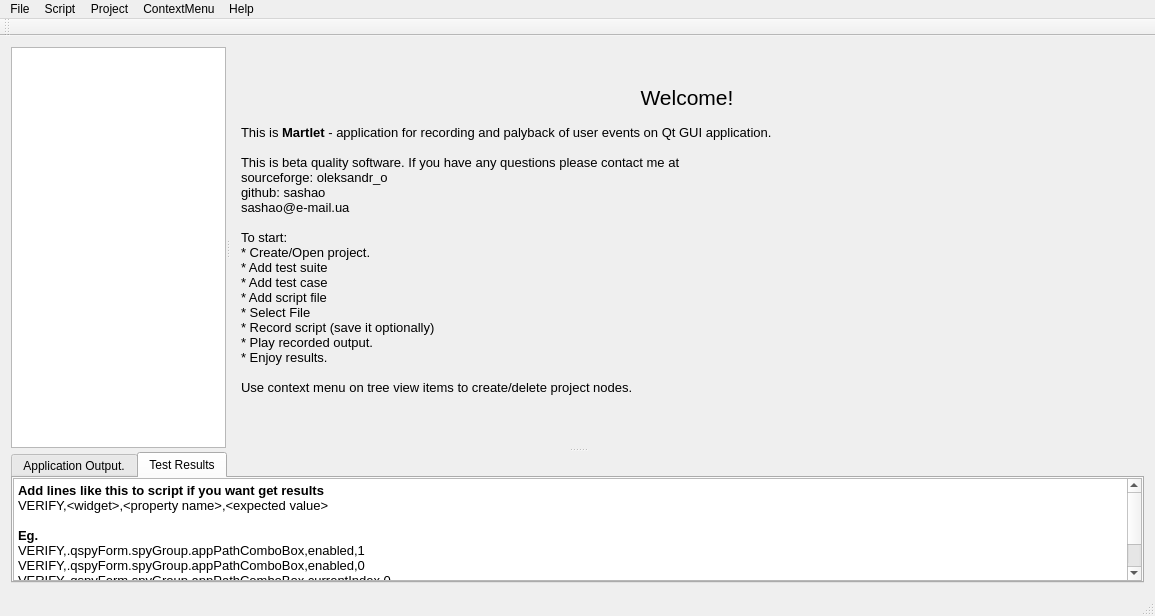
The window that martlet/MartletWindow.ui (sashao/martlet) describes before a commit, drawn with Qt 5.
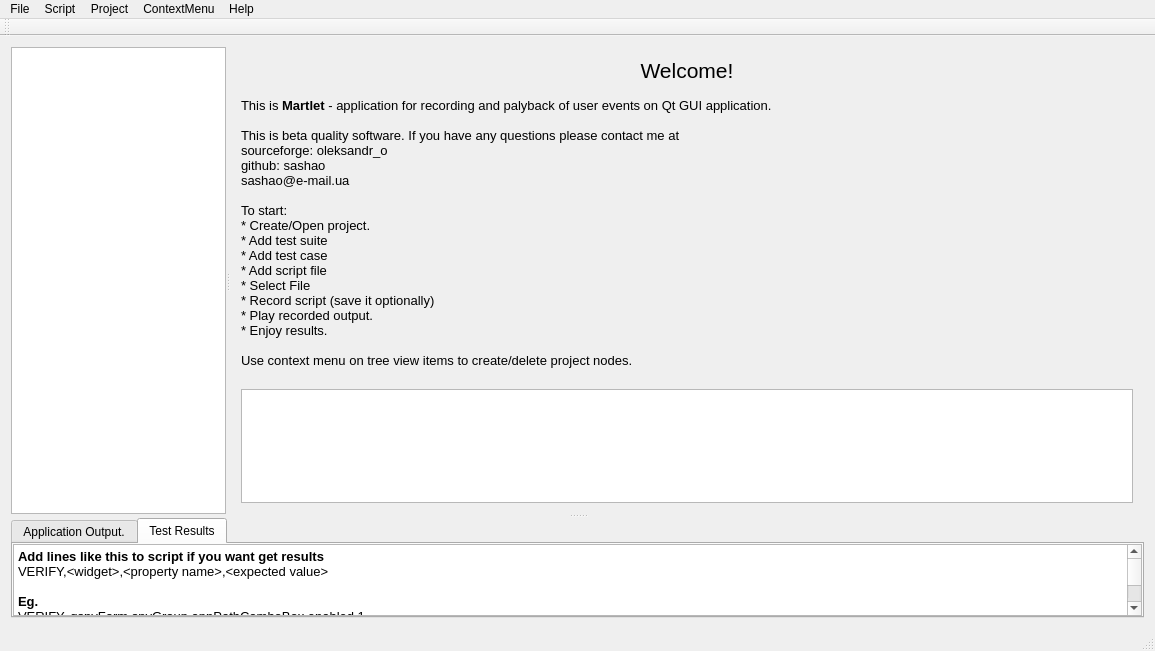
The same window after the commit. The open tabs and pages were chosen to show the change.

The edit to the form file:
```diff
--- a/martlet/MartletWindow.ui
+++ b/martlet/MartletWindow.ui
@@ -7,7 +7,7 @@
     <x>0</x>
     <y>0</y>
     <width>1155</width>
-    <height>616</height>
+    <height>651</height>
    </rect>
   </property>
   <property name="windowTitle">
@@ -98,6 +98,9 @@
             </property>
            </widget>
           </item>
+          <item>
+           <widget class="QColumnView" name="columnView"/>
+          </item>
          </layout>
         </widget>
         <widget class="QWidget" name="filePage">
@@ -216,16 +219,19 @@
             <string>&lt;!DOCTYPE HTML PUBLIC &quot;-//W3C//DTD HTML 4.0//EN&quot; &quot;http://www.w3.org/TR/REC-html40/strict.dtd&quot;&gt;
 &lt;html&gt;&lt;head&gt;&lt;meta name=&quot;qrichtext&quot; content=&quot;1&quot; /&gt;&lt;style type=&quot;text/css&quot;&gt;
 p, li { white-space: pre-wrap; }
-&lt;/style&gt;&lt;/head&gt;&lt;body style=&quot; font-family:'Sans Serif'; font-size:10pt; font-weight:400; font-style:normal;&quot;&gt;
-&lt;p style=&quot; margin-top:0px; margin-bottom:0px; margin-left:0px; margin-right:0px; -qt-block-indent:0; text-indent:0px;&quot;&gt;&lt;span style=&quot; font-weight:600;&quot;&gt;Add lines like this to script if you want get results&lt;/span&gt;&lt;/p&gt;
-&lt;p style=&quot; margin-top:0px; margin-bottom:0px; margin-left:0px; margin-right:0px; -qt-block-indent:0; text-indent:0px;&quot;&gt;VERIFY,&amp;lt;widget&amp;gt;,&amp;lt;property name&amp;gt;,&amp;lt;expected value&amp;gt;&lt;/p&gt;
-&lt;p style=&quot;-qt-paragraph-type:empty; margin-top:0px; margin-bottom:0px; margin-left:0px; margin-right:0px; -qt-block-indent:0; text-indent:0px;&quot;&gt;&lt;/p&gt;
-&lt;p style=&quot; margin-top:0px; margin-bottom:0px; margin-left:0px; margin-right:0px; -qt-block-indent:0; text-indent:0px;&quot;&gt;&lt;span style=&quot; font-weight:600;&quot;&gt;Eg.&lt;/span&gt;&lt;/p&gt;
-&lt;p style=&quot; margin-top:0px; margin-bottom:0px; margin-left:0px; margin-right:0px; -qt-block-indent:0; text-indent:0px;&quot;&gt;VERIFY,.qspyForm.spyGroup.appPathComboBox,enabled,1&lt;/p&gt;
-&lt;p style=&quot; margin-top:0px; margin-bottom:0px; margin-left:0px; margin-right:0px; -qt-block-indent:0; text-indent:0px;&quot;&gt;VERIFY,.qspyForm.spyGroup.appPathComboBox,enabled,0&lt;/p&gt;
-&lt;p style=&quot; margin-top:0px; margin-bottom:0px; margin-left:0px; margin-right:0px; -qt-block-indent:0; text-indent:0px;&quot;&gt;VERIFY,.qspyForm.spyGroup.appPathComboBox,currentIndex,0&lt;/p&gt;
-&lt;p style=&quot;-qt-paragraph-type:empty; margin-top:0px; margin-bottom:0px; margin-left:0px; margin-right:0px; -qt-block-indent:0; text-indent:0px;&quot;&gt;&lt;/p&gt;
-&lt;p style=&quot;-qt-paragraph-type:empty; margin-top:0px; margin-bottom:0px; margin-left:0px; margin-right:0px; -qt-block-indent:0; text-indent:0px;&quot;&gt;&lt;/p&gt;&lt;/body&gt;&lt;/html&gt;</string>
+&lt;/style&gt;&lt;/head&gt;&lt;body style=&quot; font-family:'Ubuntu'; font-size:11pt; font-weight:400; font-style:normal;&quot;&gt;
+&lt;table border=&quot;0&quot; style=&quot;-qt-table-type: root; margin-top:4px; margin-bottom:4px; margin-left:4px; margin-right:4px;&quot;&gt;
+&lt;tr&gt;
+&lt;td style=&quot;border: none;&quot;&gt;
+&lt;p style=&quot; margin-top:0px; margin-bottom:0px; margin-left:0px; margin-right:0px; -qt-block-indent:0; text-indent:0px;&quot;&gt;&lt;span style=&quot; font-family:'Sans Serif'; font-size:10pt; font-weight:600;&quot;&gt;Add lines like this to script if you want get results&lt;/span&gt;&lt;/p&gt;
+&lt;p style=&quot; margin-top:0px; margin-bottom:0px; margin-left:0px; margin-right:0px; -qt-block-indent:0; text-indent:0px;&quot;&gt;&lt;span style=&quot; font-family:'Sans Serif'; font-size:10pt;&quot;&gt;VERIFY,&amp;lt;widget&amp;gt;,&amp;lt;property name&amp;gt;,&amp;lt;expected value&amp;gt;&lt;/span&gt;&lt;/p&gt;
+&lt;p style=&quot;-qt-paragraph-type:empty; margin-top:0px; margin-bottom:0px; margin-left:0px; margin-right:0px; -qt-block-indent:0; text-indent:0px; font-family:'Sans Serif'; font-size:10pt;&quot;&gt;&lt;/p&gt;
+&lt;p style=&quot; margin-top:0px; margin-bottom:0px; margin-left:0px; margin-right:0px; -qt-block-indent:0; text-indent:0px;&quot;&gt;&lt;span style=&quot; font-family:'Sans Serif'; font-size:10pt; font-weight:600;&quot;&gt;Eg.&lt;/span&gt;&lt;/p&gt;
+&lt;p style=&quot; margin-top:0px; margin-bottom:0px; margin-left:0px; margin-right:0px; -qt-block-indent:0; text-indent:0px;&quot;&gt;&lt;span style=&quot; font-family:'Sans Serif'; font-size:10pt;&quot;&gt;VERIFY,.qspyForm.spyGroup.appPathComboBox,enabled,1&lt;/span&gt;&lt;/p&gt;
+&lt;p style=&quot; margin-top:0px; margin-bottom:0px; margin-left:0px; margin-right:0px; -qt-block-indent:0; text-indent:0px;&quot;&gt;&lt;span style=&quot; font-family:'Sans Serif'; font-size:10pt;&quot;&gt;VERIFY,.qspyForm.spyGroup.appPathComboBox,enabled,0&lt;/span&gt;&lt;/p&gt;
+&lt;p style=&quot; margin-top:0px; margin-bottom:0px; margin-left:0px; margin-right:0px; -qt-block-indent:0; text-indent:0px;&quot;&gt;&lt;span style=&quot; font-family:'Sans Serif'; font-size:10pt;&quot;&gt;VERIFY,.qspyForm.spyGroup.appPathComboBox,currentIndex,0&lt;/span&gt;&lt;/p&gt;
+&lt;p style=&quot;-qt-paragraph-type:empty; margin-top:0px; margin-bottom:0px; margin-left:0px; margin-right:0px; -qt-block-indent:0; text-indent:0px; font-family:'Sans Serif'; font-size:10pt;&quot;&gt;&lt;/p&gt;
+&lt;p style=&quot;-qt-paragraph-type:empty; margin-top:0px; margin-bottom:0px; margin-left:0px; margin-right:0px; -qt-block-indent:0; text-indent:0px; font-family:'Sans Serif'; font-size:10pt;&quot;&gt;&lt;/p&gt;&lt;/td&gt;&lt;/tr&gt;&lt;/table&gt;&lt;/body&gt;&lt;/html&gt;</string>
            </property>
           </widget>
          </item>
```
Left out of the diff: 15 changed lines with no effect on the pictures.
